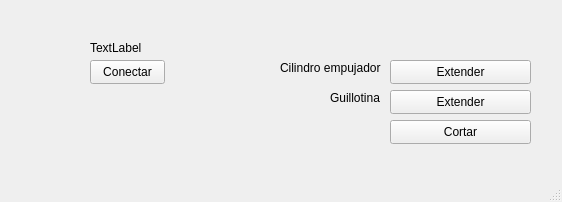
The window that Vegetable_Cutter.ui (osvaldillo/interfaz-banco-cortadora) describes before a commit, drawn with Qt 5.
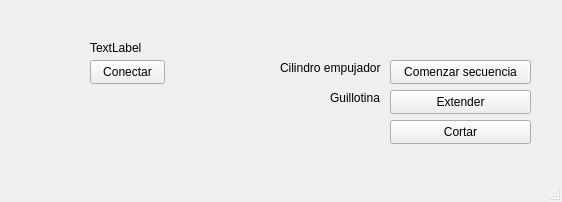
The same window after the commit.

Commit message: Commit con nueva interfaz de Josué(sin modificar)

```diff
--- a/Vegetable_Cutter.ui
+++ b/Vegetable_Cutter.ui
@@ -50,7 +50,7 @@
      </rect>
     </property>
     <property name="text">
-     <string>Extender</string>
+     <string>Comenzar secuencia</string>
     </property>
    </widget>
    <widget class="QPushButton" name="botonGuillotina">
```
The commit also changes 5 other files.
